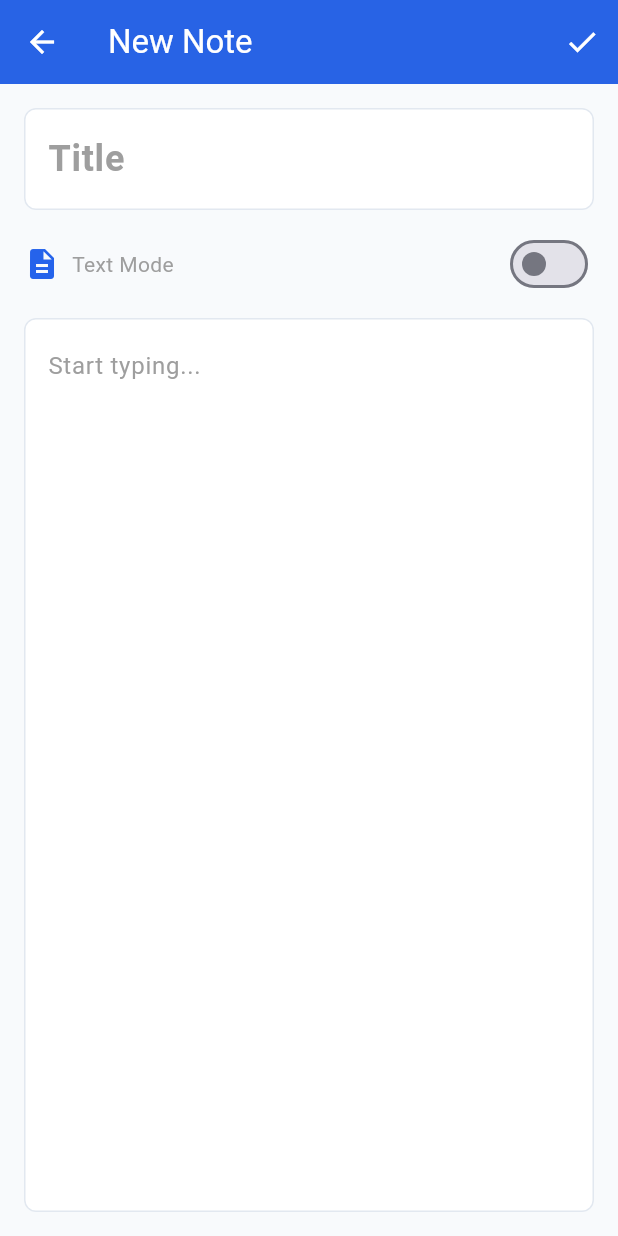
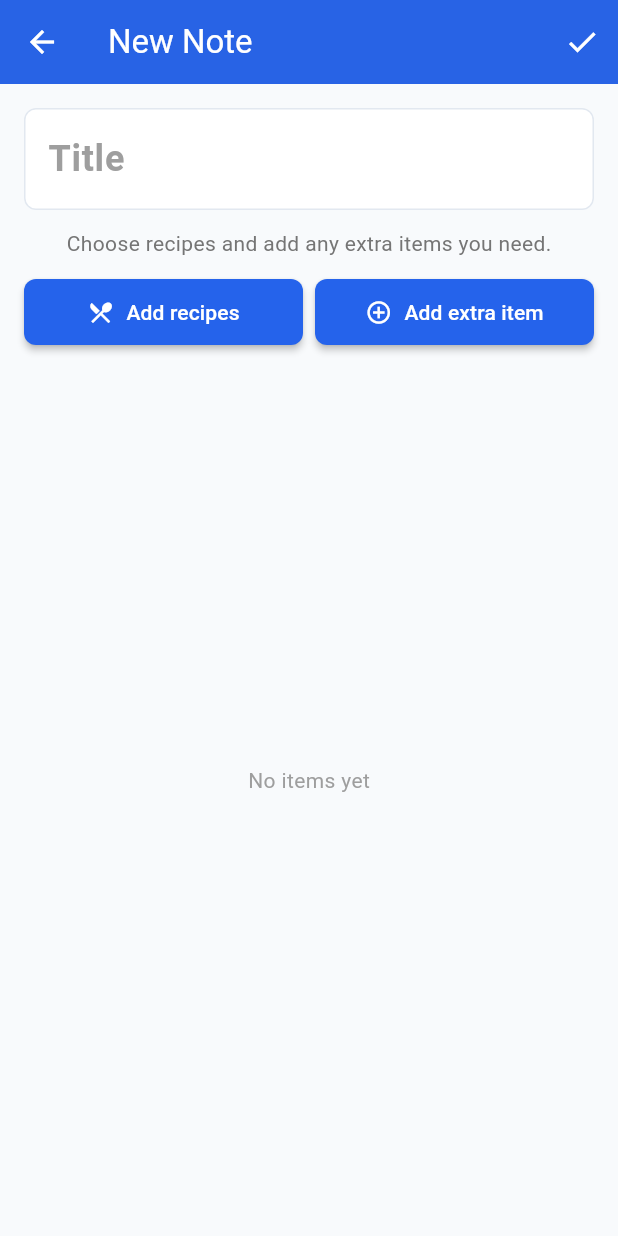
Before and after one commit to casperwintjes/flutter_application_1, a Flutter app: the AddEditNotePage screen opened directly, on a phone screen of 412 x 824 dp. Run offline on Flutter 3.47's test engine with Material 3 defaults, Android fonts, the phone set to English and light mode, and no system bars; our stand-ins replace shared_preferences; accounts and stored records are empty.

Commit message:
Add multi-recipe note selection

```diff
--- a/lib/main.dart
+++ b/lib/main.dart
@@ -98,6 +98,7 @@ class Note {
   final String title;
   final String content;
   final List<ListItem> listItems;
+  final List<String> selectedRecipes;
   final bool isChecklist;
   final DateTime createdAt;
   final DateTime updatedAt;
@@ -107,6 +108,7 @@ class Note {
     required this.title,
     this.content = '',
     this.listItems = const [],
+    this.selectedRecipes = const [],
     this.isChecklist = false,
     required this.createdAt,
     required this.updatedAt,
@@ -117,6 +119,7 @@ class Note {
     'title': title,
     'content': content,
     'listItems': listItems.map((item) => item.toJson()).toList(),
+    'selectedRecipes': selectedRecipes,
     'isChecklist': isChecklist,
     'createdAt': createdAt.toIso8601String(),
     'updatedAt': updatedAt.toIso8601String(),
@@ -128,6 +131,9 @@ class Note {
     content: json['content'] ?? '',
     listItems: (json['listItems'] as List<dynamic>?)
         ?.map((item) => ListItem.fromJson(item))
+        .toList() ?? [],
+    selectedRecipes: (json['selectedRecipes'] as List<dynamic>?)
+        ?.map((item) => item.toString())
         .toList() ?? [],
     isChecklist: json['isChecklist'] ?? false,
     createdAt: DateTime.parse(json['createdAt']),
@@ -561,6 +567,7 @@ class _AddEditNotePageState extends State<AddEditNotePage> {
   late TextEditingController _contentController;
   late TextEditingController _listItemController;
   late List<ListItem> _listItems;
+  late List<String> _selectedRecipeNames;
   late bool _isChecklist;
 
   @override
@@ -569,8 +576,9 @@ class _AddEditNotePageState extends State<AddEditNotePage> {
     _titleController = TextEditingController(text: widget.note?.title ?? '');
     _contentController = TextEditingController(text: widget.note?.content ?? '');
     _listItemController = TextEditingController();
-    _isChecklist = widget.note?.isChecklist ?? false;
+    _isChecklist = widget.note?.isChecklist ?? true;
     _listItems = List.from(widget.note?.listItems ?? []);
+    _selectedRecipeNames = List.from(widget.note?.selectedRecipes ?? []);
   }
 
   List<ListItem> _getSortedListItems() {
@@ -613,10 +621,14 @@ class _AddEditNotePageState extends State<AddEditNotePage> {
       return;
     }
 
-    showDialog(
+    final selectedRecipeIds = <String>{};
+    final confirmed = await showDialog<bool>(
       context: context,
-      builder: (context) => AlertDialog(
-        title: const Text('Load Recipe'),
+      builder: (context) {
+        return StatefulBuilder(
+          builder: (context, setDialogState) {
+            return AlertDialog(
+              title: const Text('Add recipes'),
               content: SizedBox(
                 width: double.maxFinite,
                 child: ListView.builder(
@@ -624,23 +636,18 @@ class _AddEditNotePageState extends State<AddEditNotePage> {
                   itemCount: recipes.length,
                   itemBuilder: (context, index) {
                     final recipe = recipes[index];
-              return ListTile(
+                    return CheckboxListTile(
+                      value: selectedRecipeIds.contains(recipe.id),
                       title: Text(recipe.name),
                       subtitle: Text('${recipe.items.length} items'),
-                onTap: () {
-                  setState(() {
-                    for (final recipeItem in recipe.items) {
-                      _listItems.add(ListItem(
-                        id: DateTime.now().millisecondsSinceEpoch.toString() + recipeItem.id,
-                        text: recipeItem.name,
-                        quantity: recipeItem.quantity,
-                      ));
+                      onChanged: (selected) {
+                        setDialogState(() {
+                          if (selected ?? false) {
+                            selectedRecipeIds.add(recipe.id);
+                          } else {
+                            selectedRecipeIds.remove(recipe.id);
                           }
                         });
-                  Navigator.pop(context);
-                  ScaffoldMessenger.of(context).showSnackBar(
-                    SnackBar(content: Text('Added ${recipe.items.length} items from recipe')),
-                  );
                       },
                     );
                   },
@@ -648,20 +655,56 @@ class _AddEditNotePageState extends State<AddEditNotePage> {
               ),
               actions: [
                 TextButton(
-            onPressed: () => Navigator.pop(context),
+                  onPressed: () => Navigator.pop(context, false),
                   child: const Text('Cancel'),
                 ),
+                ElevatedButton(
+                  onPressed: selectedRecipeIds.isEmpty
+                      ? null
+                      : () => Navigator.pop(context, true),
+                  child: const Text('Add'),
+                ),
               ],
-      ),
             );
+          },
+        );
+      },
+    );
+
+    if (confirmed ?? false) {
+      setState(() {
+        for (final recipeId in selectedRecipeIds) {
+          final recipe = recipes.firstWhere((recipe) => recipe.id == recipeId);
+          if (_selectedRecipeNames.contains(recipe.name)) {
+            continue;
+          }
+
+          _selectedRecipeNames.add(recipe.name);
+          for (final recipeItem in recipe.items) {
+            _listItems.add(ListItem(
+              id: '${DateTime.now().millisecondsSinceEpoch}-${recipeItem.id}',
+              text: recipeItem.name,
+              quantity: recipeItem.quantity,
+            ));
+          }
+        }
+      });
+
+      if (mounted) {
+        ScaffoldMessenger.of(context).showSnackBar(
+          SnackBar(content: Text('Added ${selectedRecipeIds.length} recipe(s)')),
+        );
+      }
+    }
   }
 
   void _saveNote() {
     if (_titleController.text.isEmpty &&
         _contentController.text.isEmpty &&
-        _listItems.isEmpty) {
+        _listItems.isEmpty &&
+        _selectedRecipeNames.isEmpty) {
       ScaffoldMessenger.of(context).showSnackBar(
-        const SnackBar(content: Text('Please enter a title or content')),
+        const SnackBar(content: Text('Please enter a title or add recipes/items')),
       );
       return;
     }
@@ -672,6 +715,7 @@ class _AddEditNotePageState extends State<AddEditNotePage> {
       title: _titleController.text,
       content: _contentController.text,
       listItems: _listItems,
+      selectedRecipes: _selectedRecipeNames,
       isChecklist: _isChecklist,
       createdAt: widget.note?.createdAt ?? now,
       updatedAt: now,
@@ -722,51 +766,20 @@ class _AddEditNotePageState extends State<AddEditNotePage> {
               maxLines: null,
             ),
             const SizedBox(height: 12),
-            Row(
-              children: [
-                Icon(
-                  _isChecklist ? Icons.check_box : Icons.description,
-                  color: const Color(0xFF2563EB),
+            Text(
+              'Choose recipes and add any extra items you need.',
+              style: TextStyle(
+                fontSize: 14,
+                color: Colors.grey[600],
               ),
-                const SizedBox(width: 8),
-                Expanded(
-                  child: Text(
-                    _isChecklist ? 'Checklist Mode' : 'Text Mode',
-                    style: const TextStyle(fontSize: 14, color: Colors.grey),
-                  ),
-                ),
-                Switch(
-                  value: _isChecklist,
-                  onChanged: (value) {
-                    setState(() {
-                      _isChecklist = value;
-                    });
-                  },
-                  activeThumbColor: const Color(0xFF2563EB),
-                ),
-              ],
             ),
             const SizedBox(height: 12),
             Expanded(
-              child: _isChecklist ? _buildChecklistView() : _buildTextView(),
+              child: _buildChecklistView(),
             ),
           ],
         ),
       ),
-    );
-  }
-
-  Widget _buildTextView() {
-    return TextField(
-      controller: _contentController,
-      decoration: const InputDecoration(
-        hintText: 'Start typing...',
-        border: InputBorder.none,
-        hintStyle: TextStyle(color: Colors.grey),
-      ),
-      maxLines: null,
-      expands: true,
-      textAlignVertical: TextAlignVertical.top,
     );
   }
 
@@ -776,10 +789,24 @@ class _AddEditNotePageState extends State<AddEditNotePage> {
       children: [
         SizedBox(
           width: double.infinity,
+          child: Row(
+            children: [
+              Expanded(
                 child: ElevatedButton.icon(
                   onPressed: _loadRecipe,
                   icon: const Icon(Icons.restaurant_menu),
-            label: const Text('Load Recipe'),
+                  label: const Text('Add recipes'),
+                ),
+              ),
+              const SizedBox(width: 8),
+              Expanded(
+                child: ElevatedButton.icon(
+                  onPressed: _showAddItemDialog,
+                  icon: const Icon(Icons.add_circle_outline),
+                  label: const Text('Add extra item'),
+                ),
+              ),
+            ],
           ),
         ),
         const SizedBox(height: 12),
@@ -861,31 +888,52 @@ class _AddEditNotePageState extends State<AddEditNotePage> {
                   },
                 ),
         ),
-        const SizedBox(height: 8),
+        const SizedBox(height: 12),
+        if (_selectedRecipeNames.isNotEmpty)
+          Container(
+            width: double.infinity,
+            padding: const EdgeInsets.all(12),
+            decoration: BoxDecoration(
+              color: const Color(0xFFF8FAFC),
+              borderRadius: BorderRadius.circular(12),
+              border: Border.all(color: const Color(0xFFE2E8F0)),
+            ),
+            child: Column(
+              crossAxisAlignment: CrossAxisAlignment.start,
+              children: [
                 Row(
                   children: [
-            Expanded(
-              flex: 2,
-              child: TextField(
-                controller: _listItemController,
-                decoration: InputDecoration(
-                  hintText: 'Add item...',
-                  border: OutlineInputBorder(
-                    borderRadius: BorderRadius.circular(8),
+                    const Icon(
+                      Icons.restaurant_menu,
+                      size: 18,
+                      color: Color(0xFF2563EB),
+                    ),
+                    const SizedBox(width: 6),
+                    Text(
+                      'Selected recipes',
+                      style: TextStyle(
+                        fontWeight: FontWeight.w600,
+                        color: Colors.grey[800],
                       ),
                     ),
-                onSubmitted: (value) {
-                  _showAddItemDialog();
-                },
+                  ],
                 ),
+                const SizedBox(height: 8),
+                Wrap(
+                  spacing: 8,
+                  runSpacing: 8,
+                  children: _selectedRecipeNames
+                      .map(
+                        (name) => Chip(
+                          label: Text(name),
+                          backgroundColor: const Color(0xFFDBEAFE),
+                          labelStyle: const TextStyle(color: Color(0xFF1D4ED8)),
                         ),
-            const SizedBox(width: 8),
-            ElevatedButton.icon(
-              onPressed: _showAddItemDialog,
-              icon: const Icon(Icons.add),
-              label: const Text('Add'),
+                      )
+                      .toList(),
                 ),
               ],
+            ),
           ),
       ],
     );
@@ -896,7 +944,7 @@ class _AddEditNotePageState extends State<AddEditNotePage> {
     showDialog(
       context: context,
       builder: (context) => AlertDialog(
-        title: const Text('Add Item'),
+        title: const Text('Add extra item'),
         content: Column(
           mainAxisSize: MainAxisSize.min,
           children: [
```
Lines whose indentation alone changed are shown as unchanged.
